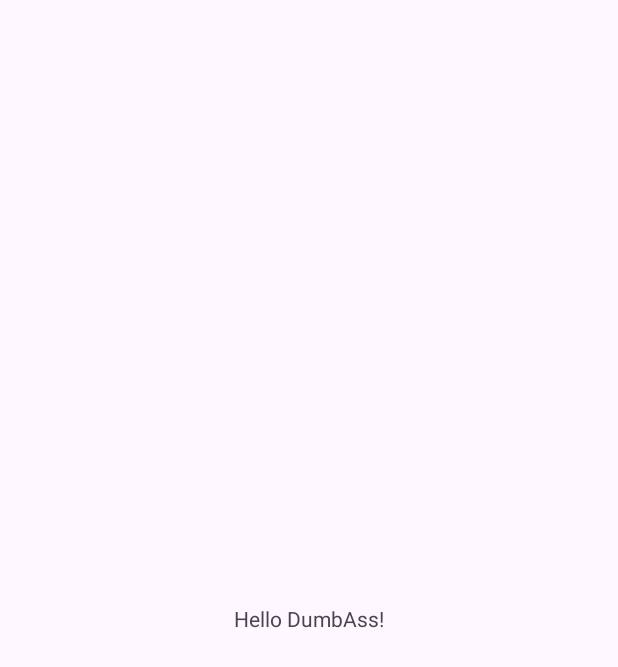
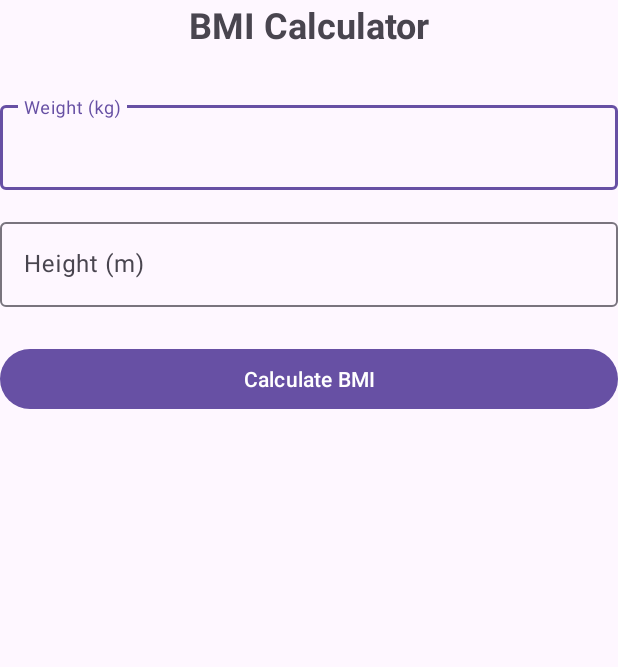
Before and after one commit to E4-Major-Project-2024-Reva-Univeristy/chronic-care-mobile, an Android app: the screen it shows after launch (MainActivity), on a phone screen of 412 x 824 dp. Before the commit the part shown is almost empty. Shown: the top 667 px of the screen. Run offline under Robolectric (Android 15) with nearby library versions, the phone set to English and light mode, and no system bars.

Commit message:
feat: add BMI feature

```diff
--- a/app/src/main/java/com/e4/chronic_care_mobile/MainActivity.java
+++ b/app/src/main/java/com/e4/chronic_care_mobile/MainActivity.java
@@ -1,24 +1,94 @@
 package com.e4.chronic_care_mobile;
 
 import android.os.Bundle;
-
+import android.widget.Button;
+import android.widget.TextView;
+import android.text.TextUtils;
 import androidx.activity.EdgeToEdge;
 import androidx.appcompat.app.AppCompatActivity;
 import androidx.core.graphics.Insets;
 import androidx.core.view.ViewCompat;
 import androidx.core.view.WindowInsetsCompat;
+import com.google.android.material.textfield.TextInputEditText;
+
+import java.util.Objects;
 
 public class MainActivity extends AppCompatActivity {
+    private TextInputEditText weightInput;
+    private TextInputEditText heightInput;
+    private TextView resultText;
+    private TextView categoryText;
+
     @Override
     protected void onCreate(Bundle savedInstanceState) {
         super.onCreate(savedInstanceState);
         EdgeToEdge.enable(this);
         setContentView(R.layout.activity_main);
+
+        // Initialize views
+        weightInput = findViewById(R.id.weightInput);
+        heightInput = findViewById(R.id.heightInput);
+        resultText = findViewById(R.id.resultText);
+        categoryText = findViewById(R.id.categoryText);
+        Button calculateButton = findViewById(R.id.calculateButton);
+
+        // Set up window insets
         ViewCompat.setOnApplyWindowInsetsListener(findViewById(R.id.main), (v, insets) -> {
             Insets systemBars = insets.getInsets(WindowInsetsCompat.Type.systemBars());
             v.setPadding(systemBars.left, systemBars.top, systemBars.right, systemBars.bottom);
             return insets;
         });
+
+        // Set up button click listener
+        calculateButton.setOnClickListener(v -> calculateBMI());
+    }
+
+    private void calculateBMI() {
+        String weightStr = Objects.requireNonNull(weightInput.getText()).toString();
+        String heightStr = Objects.requireNonNull(heightInput.getText()).toString();
+
+        if (TextUtils.isEmpty(weightStr) || TextUtils.isEmpty(heightStr)) {
+            resultText.setText("Please enter both weight and height");
+            categoryText.setText("");
+            return;
+        }
+
+        try {
+            float weight = Float.parseFloat(weightStr);
+            float height = Float.parseFloat(heightStr);
+
+            if (weight <= 0 || height <= 0) {
+                resultText.setText("Please enter valid values");
+                categoryText.setText("");
+                return;
+            }
+
+            float bmi = calculateBMIValue(weight, height);
+            String category = getBMICategory(bmi);
+
+            resultText.setText(String.format("Your BMI: %.1f", bmi));
+            categoryText.setText(category);
+
+        } catch (NumberFormatException e) {
+            resultText.setText("Please enter valid numbers");
+            categoryText.setText("");
+        }
+    }
+
+    private float calculateBMIValue(float weight, float height) {
+        return weight / (height * height);
+    }
+
+    private String getBMICategory(float bmi) {
+        if (bmi < 18.5) {
+            return "Category: Underweight";
+        } else if (bmi < 25) {
+            return "Category: Normal weight";
+        } else if (bmi < 30) {
+            return "Category: Overweight";
+        } else {
+            return "Category: Obese";
+        }
     }
 }
 
--- a/app/src/main/res/layout/activity_main.xml
+++ b/app/src/main/res/layout/activity_main.xml
@@ -1,19 +1,73 @@
 <?xml version="1.0" encoding="utf-8"?>
-<androidx.constraintlayout.widget.ConstraintLayout xmlns:android="http://schemas.android.com/apk/res/android"
-    xmlns:app="http://schemas.android.com/apk/res-auto"
+<LinearLayout xmlns:android="http://schemas.android.com/apk/res/android"
     xmlns:tools="http://schemas.android.com/tools"
     android:id="@+id/main"
     android:layout_width="match_parent"
     android:layout_height="match_parent"
-    tools:context=".MainActivity">
+    android:orientation="vertical"
+    android:padding="16dp">
 
     <TextView
-        android:layout_width="wrap_content"
+        android:layout_width="match_parent"
         android:layout_height="wrap_content"
-        android:text="Hello DumbAss!"
-        app:layout_constraintBottom_toBottomOf="parent"
-        app:layout_constraintEnd_toEndOf="parent"
-        app:layout_constraintStart_toStartOf="parent"
-        app:layout_constraintTop_toTopOf="parent" />
+        android:text="@string/bmi_calculator"
+        android:textSize="24sp"
+        android:textStyle="bold"
+        android:gravity="center"
+        android:layout_marginBottom="32dp"/>
 
-</androidx.constraintlayout.widget.ConstraintLayout>
+    <com.google.android.material.textfield.TextInputLayout
+        android:layout_width="match_parent"
+        android:layout_height="wrap_content"
+        android:layout_marginBottom="16dp">
+
+        <com.google.android.material.textfield.TextInputEditText
+            android:id="@+id/weightInput"
+            android:layout_width="match_parent"
+            android:layout_height="wrap_content"
+            android:hint="@string/weight_kg"
+            android:inputType="numberDecimal"
+            android:textColorHint="#546E7A"
+            tools:ignore="VisualLintTextFieldSize" />
+    </com.google.android.material.textfield.TextInputLayout>
+
+    <com.google.android.material.textfield.TextInputLayout
+        android:layout_width="match_parent"
+        android:layout_height="wrap_content"
+        android:layout_marginBottom="24dp">
+
+        <com.google.android.material.textfield.TextInputEditText
+            android:id="@+id/heightInput"
+            android:layout_width="match_parent"
+            android:layout_height="wrap_content"
+            android:hint="@string/height_m"
+            android:inputType="numberDecimal"
+            android:textColorHint="#546E7A"
+            tools:ignore="VisualLintTextFieldSize" />
+    </com.google.android.material.textfield.TextInputLayout>
+
+    <Button
+        android:id="@+id/calculateButton"
+        android:layout_width="match_parent"
+        android:layout_height="wrap_content"
+        android:text="@string/calculate_bmi"
+        android:layout_marginBottom="24dp"
+        tools:ignore="VisualLintButtonSize" />
+
+    <TextView
+        android:id="@+id/resultText"
+        android:layout_width="match_parent"
+        android:layout_height="wrap_content"
+        android:textSize="18sp"
+        android:gravity="center"
+        android:textStyle="bold"/>
+
+    <TextView
+        android:id="@+id/categoryText"
+        android:layout_width="match_parent"
+        android:layout_height="wrap_content"
+        android:textSize="16sp"
+        android:gravity="center"
+        android:layout_marginTop="8dp"/>
+
+</LinearLayout>
--- a/app/src/main/res/values/strings.xml
+++ b/app/src/main/res/values/strings.xml
@@ -1,3 +1,7 @@
 <resources>
     <string name="app_name">chronic-care-mobile</string>
+    <string name="bmi_calculator">BMI Calculator</string>
+    <string name="weight_kg">Weight (kg)</string>
+    <string name="height_m">Height (m)</string>
+    <string name="calculate_bmi">Calculate BMI</string>
 </resources>
```
